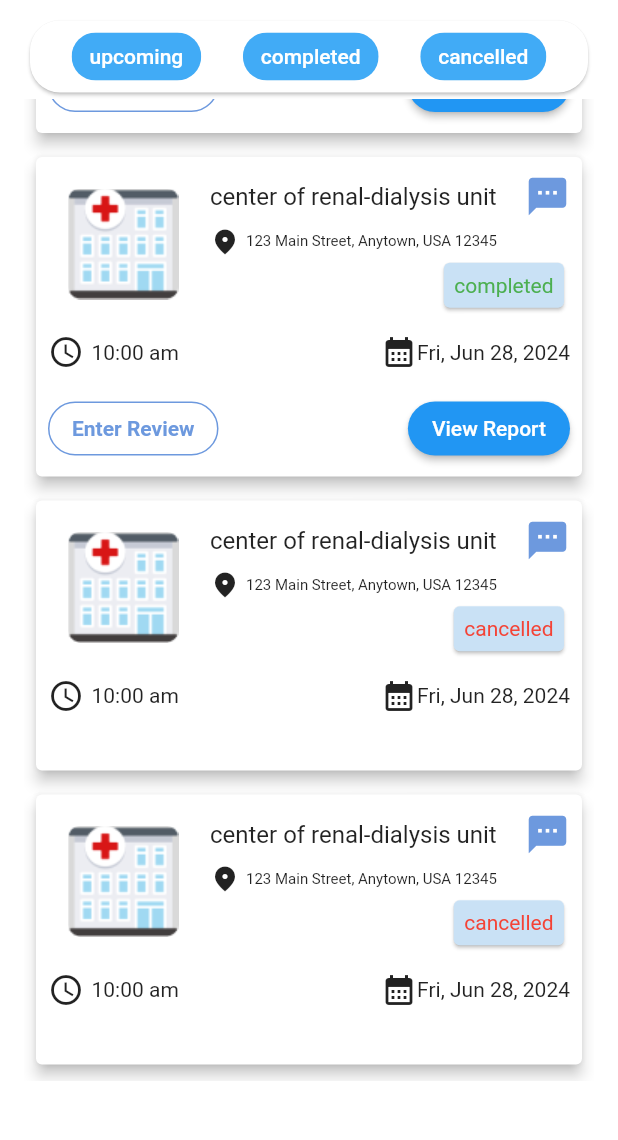
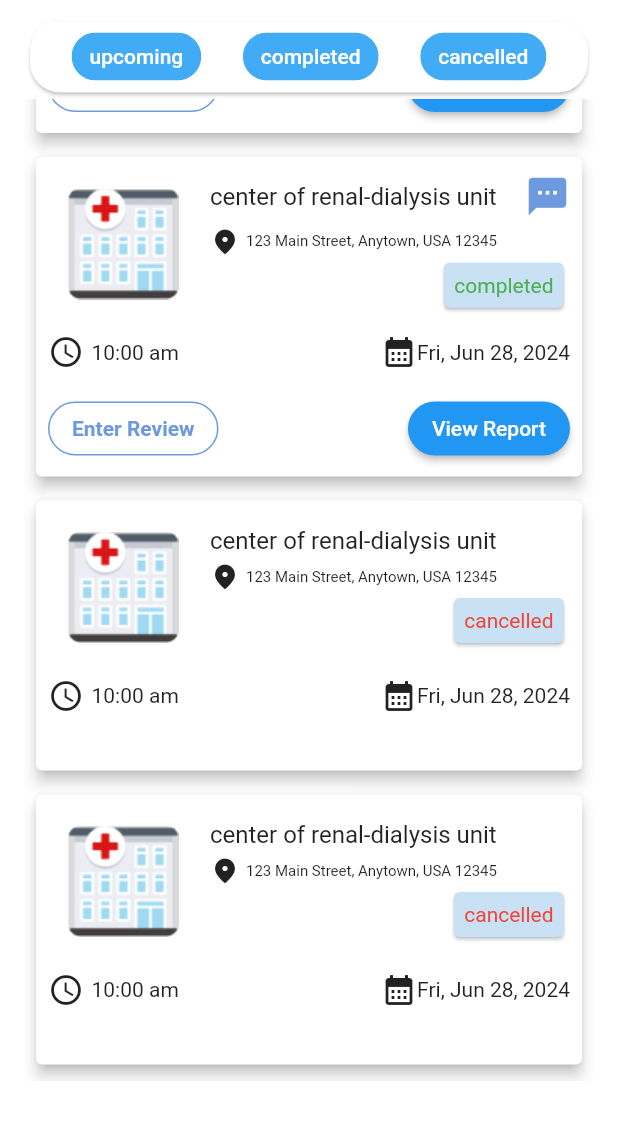
Before and after one commit to AB-Twitty/RenoCare, a Flutter app: the Appointment screen opened by its route, scrolled down 1138 dp, on a phone screen of 412 x 824 dp, the part 95-1235 px from its top. Run offline on Flutter 3.47's test engine with Material 3 defaults, Android fonts, the phone set to English and light mode, and no system bars; our stand-ins replace animated_splash_screen, bloc, carousel_slider, chat_bubbles, cloud_firestore, date_picker_timeline and 19 more; missing offline and left inert: dart:ffi, draggable_fab, flutter_downloader, signalr_core; accounts and stored records are empty; project files that could hold a hidden picture were left out.

Commit message:
cardlist cancelled without icon of messaging

```diff
--- a/app/lib/Shared/components/widgets/appointment_widgets.dart
+++ b/app/lib/Shared/components/widgets/appointment_widgets.dart
@@ -44,11 +44,14 @@ class cardLists extends StatelessWidget {
                                 overflow: TextOverflow.ellipsis,
                               ),
                             ),
-                            Icon(
-                              color: Color.fromARGB(255, 109, 153, 222),
-                              size: 30.0,
-                              IconData(0xe5c9, fontFamily: 'MaterialIcons'),
-                            ),
+                            if (Hospitals.category == Category.upcoming ||
+                                Hospitals.category == Category.completed) ...{
+                              Icon(
+                                color: Color.fromARGB(255, 109, 153, 222),
+                                size: 30.0,
+                                IconData(0xe5c9, fontFamily: 'MaterialIcons'),
+                              ),
+                            }
                           ],
                         ),
                         SizedBox(
```
